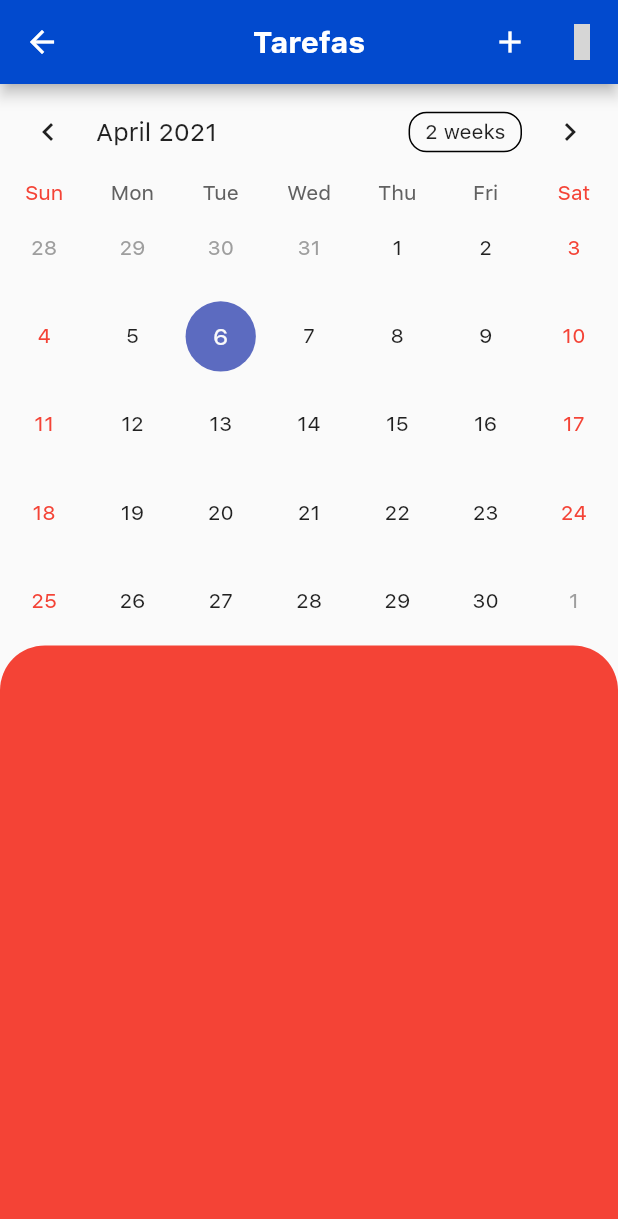
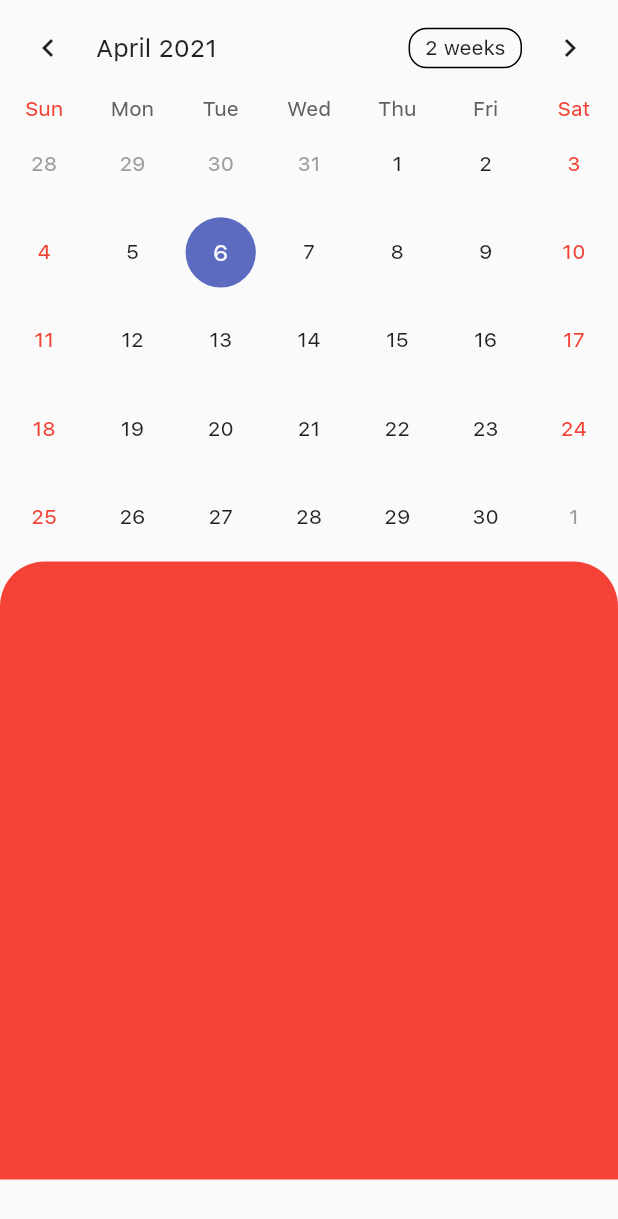
Before and after one commit to Rafarache/TaskManagerApp, a Flutter app: the TableCalendarPage screen opened directly, on a phone screen of 412 x 824 dp. Shown: the top 1219 px of the screen. Run offline on Flutter 3.47's test engine with Material 2 defaults, Android fonts, the phone set to English and light mode, and no system bars; drawn by our look-alikes of table_calendar; our stand-ins replace community_material_icon, sqflite; missing offline and left inert: icofont_flutter; accounts and stored records are empty; grey boxes are pictures that could not be loaded.

Commit message:
AppBar removed

```diff
--- a/lib/View/Home/TableCalenar/tableCalendar.dart
+++ b/lib/View/Home/TableCalenar/tableCalendar.dart
@@ -27,30 +27,8 @@ class _TableCalendarPageState extends State<TableCalendarPage> {
 
   @override
   Widget build(BuildContext context) {
-    return Scaffold(
-      appBar: AppBar(
-        centerTitle: true,
-        title: Text(
-          'Tarefas',
-          style: TextStyle(
-            fontWeight: FontWeight.w600,
-          ),
-        ),
-        actions: [
-          IconButton(
-            icon: Icon(Icons.add),
-            onPressed: () {
-              //_showTask();
-            },
-          ),
-          IconButton(
-            icon: Icon(IcoFontIcons.fullNight),
-            onPressed: () {
-              print("object");
-            },
-          ),
-        ],
-      ),
+    return SafeArea(
+      child: Scaffold(
         body: SingleChildScrollView(
           child: Column(
             children: [
@@ -70,6 +48,7 @@ class _TableCalendarPageState extends State<TableCalendarPage> {
             ],
           ),
         ),
+      ),
     );
   }
 }
```
Lines whose indentation alone changed are shown as unchanged.
